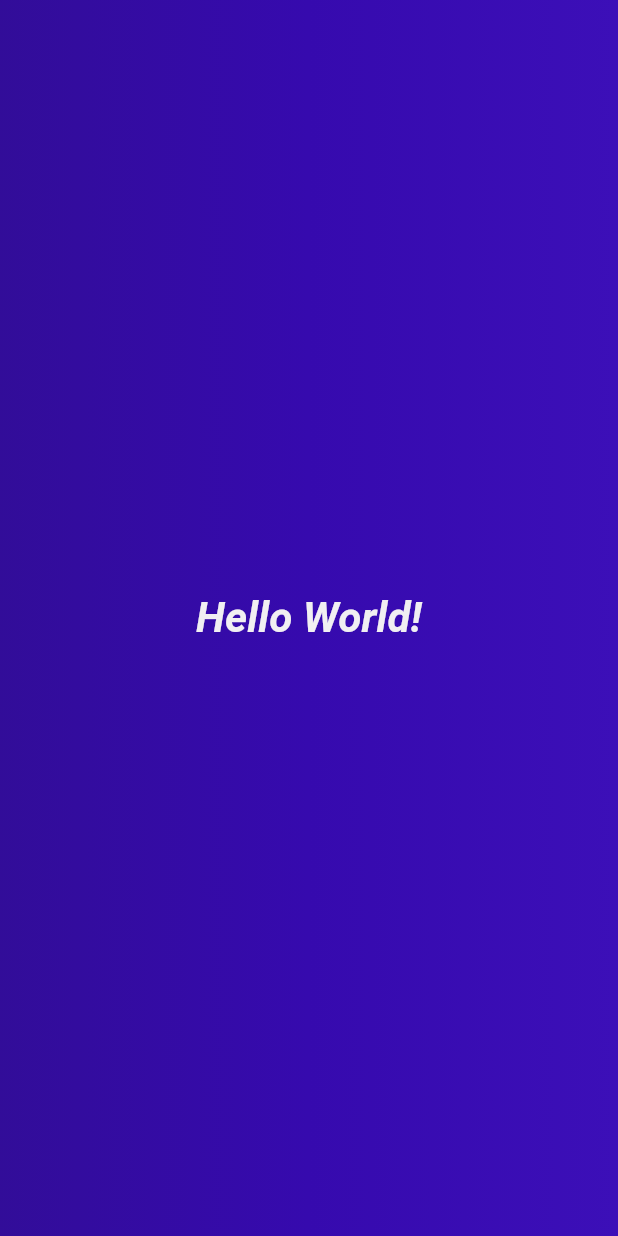
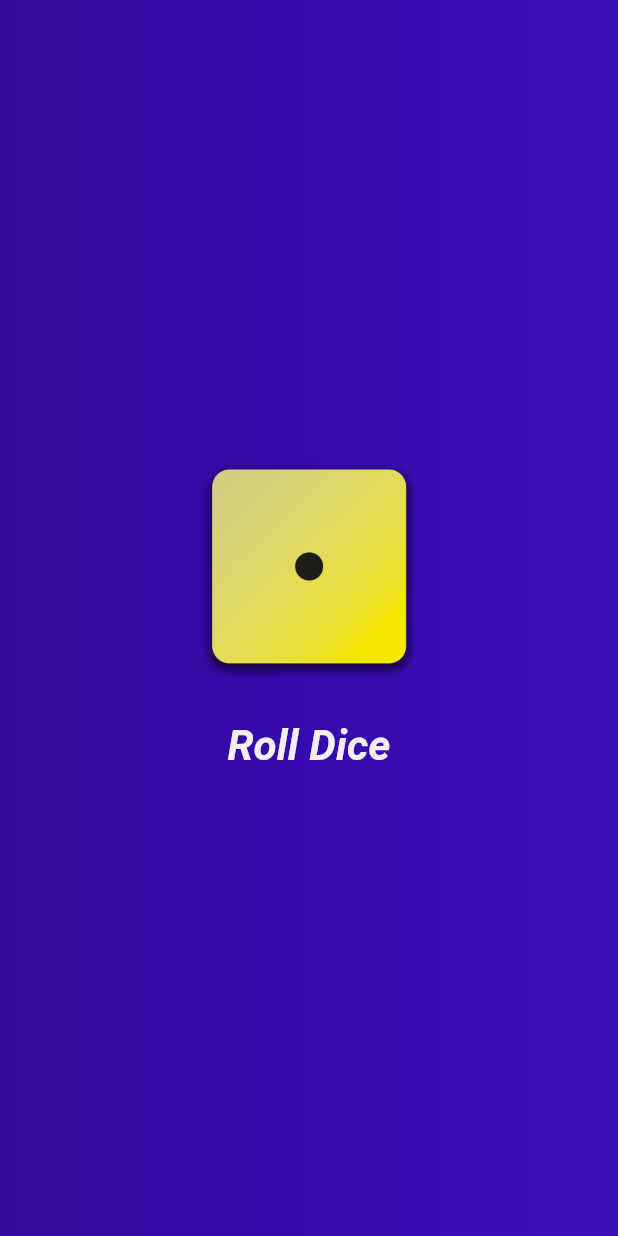
Before and after one commit to PratyushSingh18/Learning_Flutter, a Flutter app: the screen it shows after launch, on a phone screen of 412 x 824 dp. Run offline on Flutter 3.47's test engine with Material 2 defaults, Android fonts, the phone set to English and light mode, and no system bars.

Commit message:
Started Dice Rolling game

```diff
--- /dev/null
+++ b/first/lib/dice_roller.dart
@@ -0,0 +1,3 @@
+import 'package:flutter/material.dart';
+
+//class DiceRoller extends StatefulWidget {}
--- a/first/lib/gradient_container.dart
+++ b/first/lib/gradient_container.dart
@@ -2,12 +2,24 @@ import 'package:flutter/material.dart';
 import 'package:first/text.dart';
 
 class GradientContainer extends StatelessWidget {
-  const GradientContainer(this.color_1, this.color_2, this.color_3,
-      {super.key});
+  GradientContainer(this.color_1, this.color_2, this.color_3, {super.key});
+
+  GradientContainer.purple({super.key})
+      : color_1 = Colors.indigo,
+        color_2 = Colors.blue,
+        color_3 = Colors
+            .green; //body: GradientContainer.purple() this is the way to call this constructor.
 
   final Color color_1;
   final Color color_2;
   final Color color_3;
+
+  var currentImage = 'assets/images/dice-1.png';
+
+  rollDice() {
+    currentImage = 'assets/images/dice-2.png';
+    print('Image changed');
+  }
 
   @override
   Widget build(context) {
@@ -19,8 +31,33 @@ class GradientContainer extends StatelessWidget {
           end: Alignment.centerRight,
         ),
       ),
-      child: const Center(
-        child: TextInfo('Hello World!'), //text.dart
+      child: Center(
+        child: Column(
+          mainAxisSize: MainAxisSize.min,
+          children: [
+            Image.asset(
+              currentImage,
+              width: 150,
+            ),
+            const SizedBox(
+              height: 20,
+            ), // This is another way of adding gap between two widgets[kind of Padding]
+            TextButton(
+              onPressed: rollDice,
+              style: TextButton.styleFrom(
+                // padding: const EdgeInsets.only(
+                //   top: 10.0,
+                //   bottom: 10.0,
+                // ),
+                foregroundColor: Colors.white,
+                textStyle: const TextStyle(
+                  fontSize: 20.0,
+                ),
+              ),
+              child: const TextInfo("Roll Dice"),
+            ),
+          ],
+        ), //text.dart
       ),
     );
   }
--- a/first/lib/main.dart
+++ b/first/lib/main.dart
@@ -3,12 +3,12 @@ import 'package:first/gradient_container.dart';
 
 void main() {
   runApp(
-    const MaterialApp(
+    MaterialApp(
       home: Scaffold(
         body: GradientContainer(
-          Color.fromARGB(250, 46, 8, 151),
-          Color.fromARGB(255, 54, 10, 174),
-          Color.fromARGB(255, 60, 15, 184),
+          const Color.fromARGB(250, 46, 8, 151),
+          const Color.fromARGB(255, 54, 10, 174),
+          const Color.fromARGB(255, 60, 15, 184),
         ),
       ),
     ),
```
Also changed, not shown: first/pubspec.yaml (+7 -3 lines), first/assets/images/dice-1.png (added), first/assets/images/dice-2.png (added), first/assets/images/dice-3.png (added), first/assets/images/dice-4.png (added), first/assets/images/dice-5.png (added), first/assets/images/dice-6.png (added).
